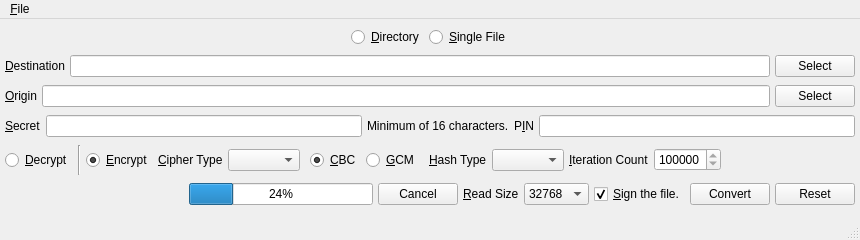
Qt form branches/trunk/UI/encryptfile.ui (textbrowser/spot-on) before a commit.
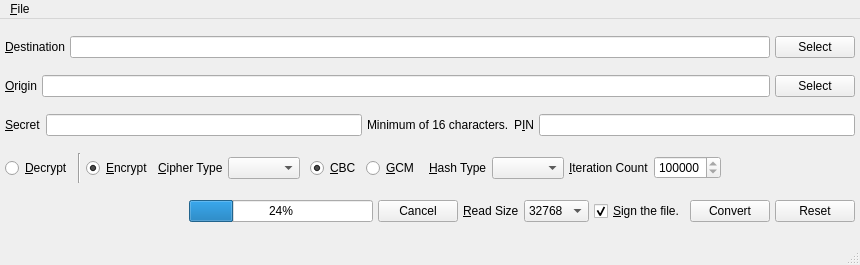
The same form after that commit. Icons and pictures are not drawn.

Commit message: Directory encryption has been postponed.

Diff of the .ui file:
```diff
--- a/branches/trunk/UI/encryptfile.ui
+++ b/branches/trunk/UI/encryptfile.ui
@@ -7,7 +7,7 @@
     <x>0</x>
     <y>0</y>
     <width>860</width>
-    <height>240</height>
+    <height>265</height>
    </rect>
   </property>
   <property name="windowIcon">
@@ -22,53 +22,6 @@
     <property name="margin">
      <number>5</number>
     </property>
-    <item>
-     <layout class="QHBoxLayout" name="horizontalLayout_4">
-      <item>
-       <spacer name="horizontalSpacer">
-        <property name="orientation">
-         <enum>Qt::Horizontal</enum>
-        </property>
-        <property name="sizeHint" stdset="0">
-         <size>
-          <width>40</width>
-          <height>20</height>
-         </size>
-        </property>
-       </spacer>
-      </item>
-      <item>
-       <widget class="QRadioButton" name="directory">
-        <property name="text">
-         <string>&amp;Directory</string>
-        </property>
-       </widget>
-      </item>
-      <item>
-       <widget class="QRadioButton" name="single_file">
-        <property name="text">
-         <string>&amp;Single File</string>
-        </property>
-        <property name="checked">
-         <bool>true</bool>
-        </property>
-       </widget>
-      </item>
-      <item>
-       <spacer name="horizontalSpacer_2">
-        <property name="orientation">
-         <enum>Qt::Horizontal</enum>
-        </property>
-        <property name="sizeHint" stdset="0">
-         <size>
-          <width>40</width>
-          <height>20</height>
-         </size>
-        </property>
-       </spacer>
-      </item>
-     </layout>
-    </item>
     <item>
      <layout class="QHBoxLayout" name="horizontalLayout_3">
       <property name="spacing">
```
Left out of the diff: 2 changed lines with no effect on the pictures. The commit also changes 1 other file.
